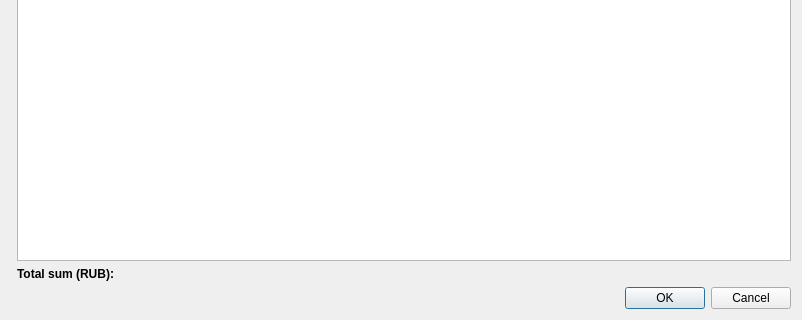
IgorKruchinin/TMA-Qt, file transactionstable.ui: the form before one commit; both pictures show x 0 to 802 and y 168 to 488 of the 802 by 488 pixel window.
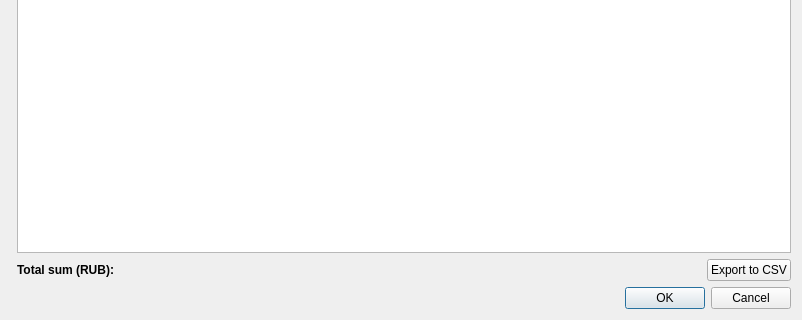
The form after the commit.

What changed in the file:
```diff
--- a/transactionstable.ui
+++ b/transactionstable.ui
@@ -58,6 +58,8 @@
       </widget>
      </item>
      <item>
+      <layout class="QHBoxLayout" name="horizontalLayout">
+       <item>
       <widget class="QLabel" name="totalSum">
        <property name="font">
         <font>
@@ -69,6 +71,28 @@
         <string>Total sum (RUB): </string>
        </property>
       </widget>
+       </item>
+       <item>
+        <spacer name="horizontalSpacer">
+         <property name="orientation">
+          <enum>Qt::Horizontal</enum>
+         </property>
+         <property name="sizeHint" stdset="0">
+          <size>
+           <width>40</width>
+           <height>20</height>
+          </size>
+         </property>
+        </spacer>
+       </item>
+       <item>
+        <widget class="QPushButton" name="exportToCSVBtn">
+         <property name="text">
+          <string>Export to CSV</string>
+         </property>
+        </widget>
+       </item>
+      </layout>
      </item>
     </layout>
    </item>
```
Left out of the diff: 20 changed lines with no effect on the pictures. Lines whose indentation alone changed are shown as unchanged.
